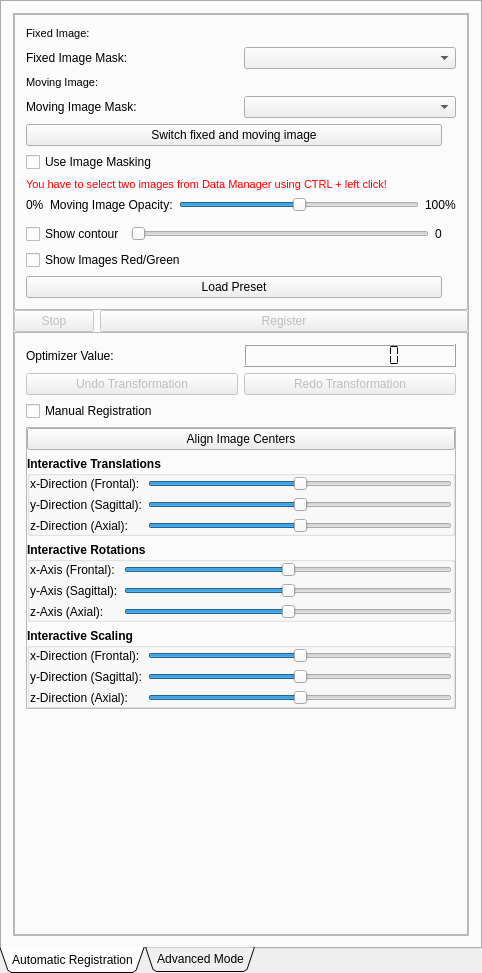
The window that Plugins/org.mitk.gui.qt.registration/src/internal/QmitkRigidRegistrationViewControls.ui (MITK/MITK) describes before a commit, drawn with Qt 5.
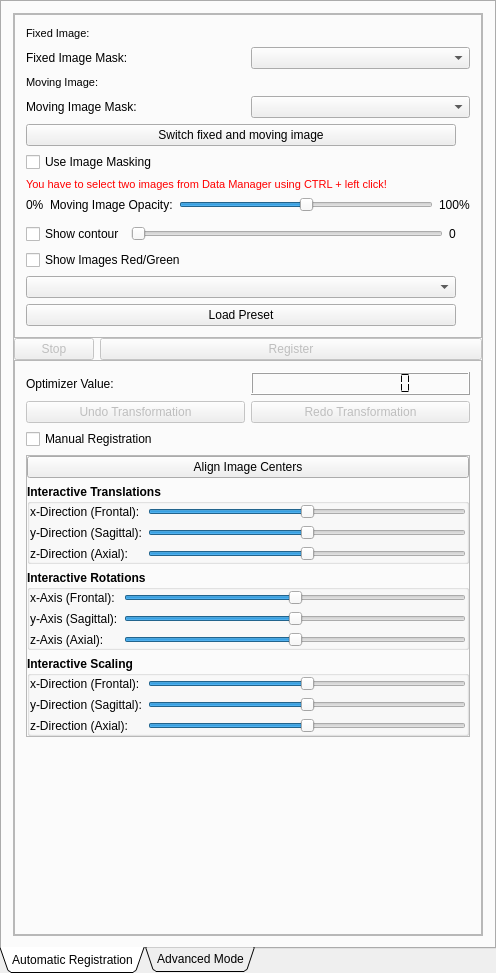
The same window after the commit. Icons and pictures are not drawn. Custom widgets are drawn as their Qt base class.

Commit message:
Simplified RegistrationView UI for release
 * add combo-box for more intuitive preset loading
 * set default preset to Affine+MI+LinearInterp
 * deactivated second tab (Advanced View)

```diff
--- a/Plugins/org.mitk.gui.qt.registration/src/internal/QmitkRigidRegistrationViewControls.ui
+++ b/Plugins/org.mitk.gui.qt.registration/src/internal/QmitkRigidRegistrationViewControls.ui
@@ -6,7 +6,7 @@
    <rect>
     <x>0</x>
     <y>0</y>
-    <width>482</width>
+    <width>496</width>
     <height>973</height>
    </rect>
   </property>
@@ -364,6 +364,9 @@
              </item>
              <item row="11" column="0">
               <layout class="QVBoxLayout" name="verticalLayout_3">
+               <item>
+                <widget class="QComboBox" name="m_RigidRegistrationPresetBox"/>
+               </item>
                <item>
                 <widget class="QPushButton" name="m_LoadRigidRegistrationParameter">
                  <property name="text">
@@ -445,7 +448,7 @@
                  <property name="frameShadow">
                   <enum>QFrame::Raised</enum>
                  </property>
-                 <property name="numDigits">
+                 <property name="digitCount">
                   <number>10</number>
                  </property>
                  <property name="segmentStyle">
```
Left out of the diff: 66 changed lines with no effect on the pictures. The commit also changes 5 other files.
